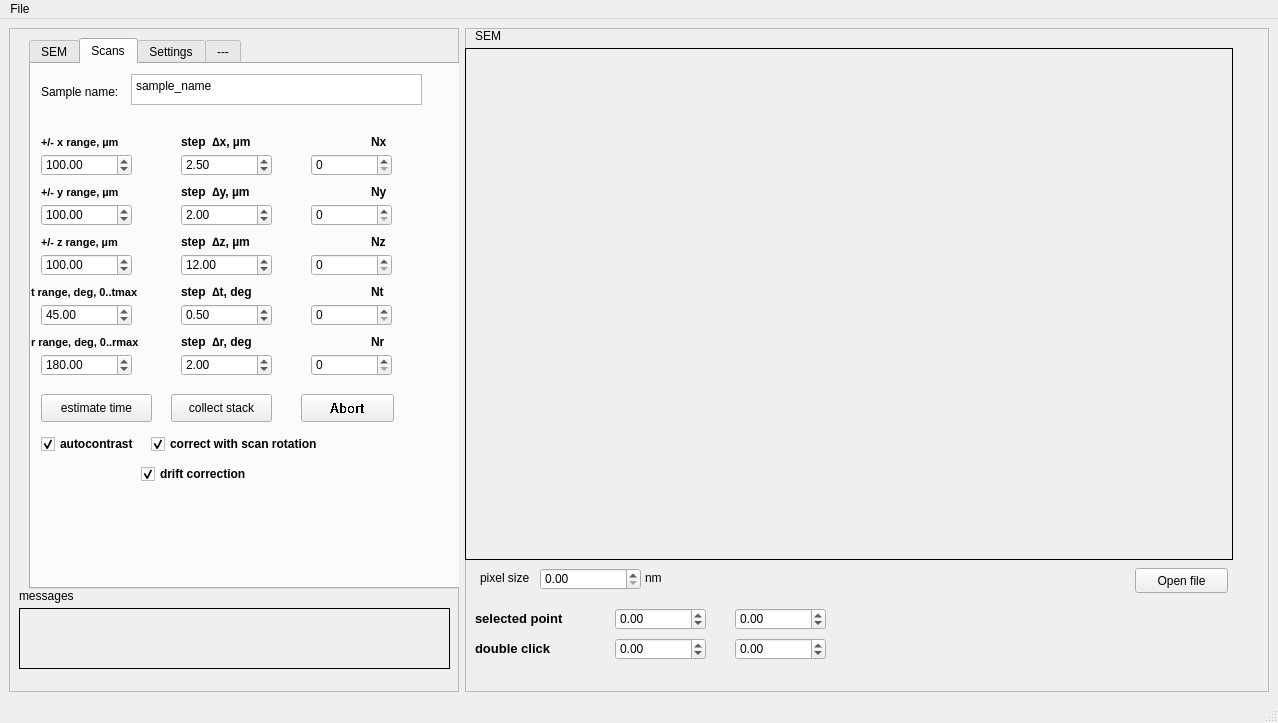
First picture: the form in qtdesigner_files/main_gui.ui, repository gorliks/EBSD_ECCI, before the edit.
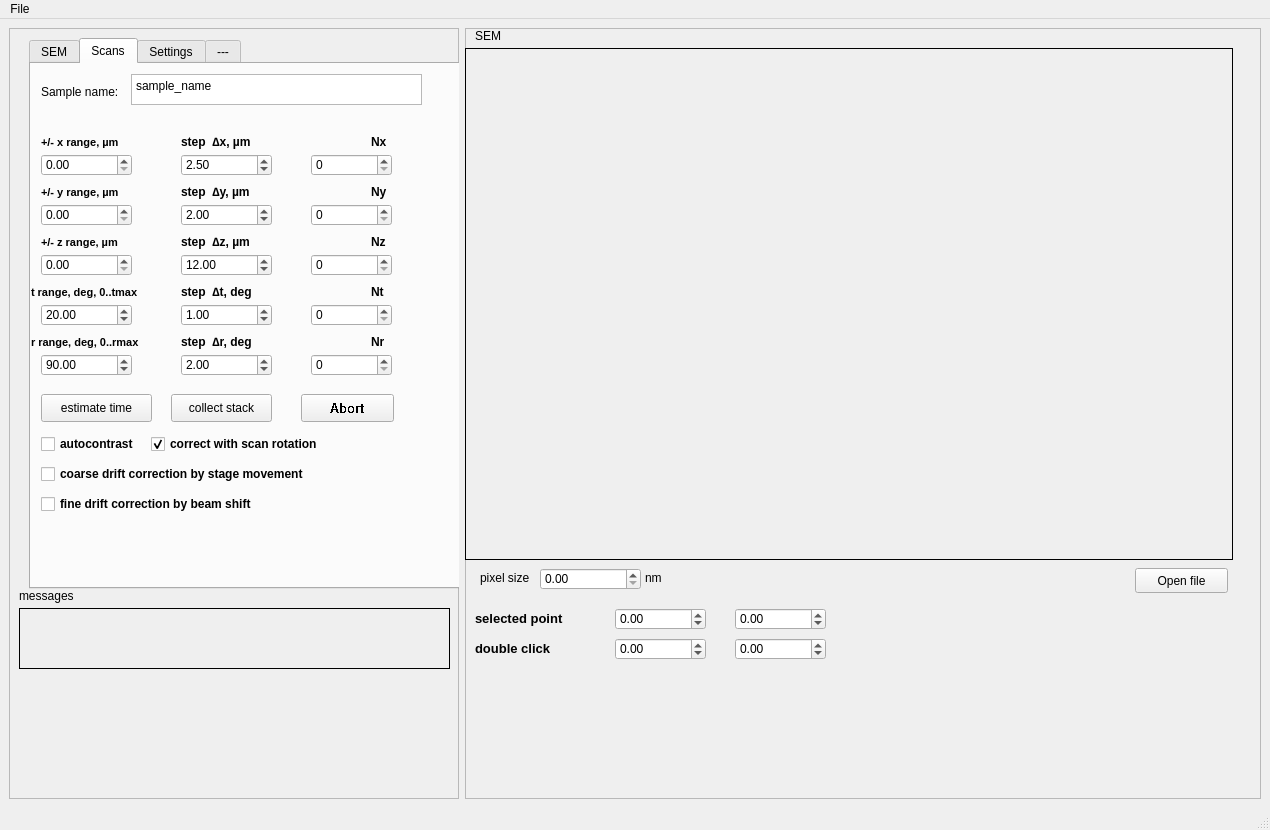
Second picture: the form after the edit. The open tabs and pages were chosen to show the change.

Commit message: stage/beam shift correction, long scan modified, tests with new images

```diff
--- a/qtdesigner_files/main_gui.ui
+++ b/qtdesigner_files/main_gui.ui
@@ -6,8 +6,8 @@
    <rect>
     <x>0</x>
     <y>0</y>
-    <width>1278</width>
-    <height>723</height>
+    <width>1270</width>
+    <height>830</height>
    </rect>
   </property>
   <property name="windowTitle">
@@ -87,6 +87,9 @@
        </property>
       </widget>
       <widget class="QTabWidget" name="tabWidget">
+       <property name="enabled">
+        <bool>true</bool>
+       </property>
        <property name="geometry">
         <rect>
          <x>20</x>
@@ -943,7 +946,7 @@
           <double>100000000.000000000000000</double>
          </property>
          <property name="value">
-          <double>100.000000000000000</double>
+          <double>0.000000000000000</double>
          </property>
         </widget>
         <widget class="QDoubleSpinBox" name="doubleSpinBox_x_step">
@@ -1023,7 +1026,7 @@
           <double>100000000.000000000000000</double>
          </property>
          <property name="value">
-          <double>100.000000000000000</double>
+          <double>0.000000000000000</double>
          </property>
         </widget>
         <widget class="QLabel" name="label_55">
@@ -1126,7 +1129,7 @@
           <double>100000000.000000000000000</double>
          </property>
          <property name="value">
-          <double>100.000000000000000</double>
+          <double>0.000000000000000</double>
          </property>
         </widget>
         <widget class="QLabel" name="label_58">
@@ -1213,7 +1216,7 @@
           <double>100000000.000000000000000</double>
          </property>
          <property name="value">
-          <double>0.500000000000000</double>
+          <double>1.000000000000000</double>
          </property>
         </widget>
         <widget class="QSpinBox" name="spinBox_Nt">
@@ -1280,7 +1283,7 @@
           <double>100000000.000000000000000</double>
          </property>
          <property name="value">
-          <double>45.000000000000000</double>
+          <double>20.000000000000000</double>
          </property>
         </widget>
         <widget class="QLabel" name="label_63">
@@ -1316,7 +1319,7 @@
           <double>100000000.000000000000000</double>
          </property>
          <property name="value">
-          <double>180.000000000000000</double>
+          <double>90.000000000000000</double>
          </property>
         </widget>
         <widget class="QLabel" name="label_64">
@@ -1460,7 +1463,7 @@
           <string>autocontrast</string>
          </property>
          <property name="checked">
-          <bool>true</bool>
+          <bool>false</bool>
          </property>
         </widget>
         <widget class="QLabel" name="label_x">
@@ -1531,9 +1534,9 @@
         <widget class="QCheckBox" name="checkBox_drif_correction">
          <property name="geometry">
           <rect>
-           <x>110</x>
+           <x>10</x>
            <y>400</y>
-           <width>131</width>
+           <width>311</width>
            <height>20</height>
           </rect>
          </property>
@@ -1544,10 +1547,32 @@
           </font>
          </property>
          <property name="text">
-          <string>drift correction</string>
+          <string>coarse drift correction by stage movement</string>
          </property>
          <property name="checked">
-          <bool>true</bool>
+          <bool>false</bool>
+         </property>
+        </widget>
+        <widget class="QCheckBox" name="checkBox_beam_shift_drift_correction">
+         <property name="geometry">
+          <rect>
+           <x>10</x>
+           <y>430</y>
+           <width>311</width>
+           <height>20</height>
+          </rect>
+         </property>
+         <property name="font">
+          <font>
+           <weight>75</weight>
+           <bold>true</bold>
+          </font>
+         </property>
+         <property name="text">
+          <string>fine drift correction by beam shift</string>
+         </property>
+         <property name="checked">
+          <bool>false</bool>
          </property>
         </widget>
        </widget>
@@ -2527,7 +2552,7 @@
     <rect>
      <x>0</x>
      <y>0</y>
-     <width>1278</width>
+     <width>1270</width>
      <height>26</height>
     </rect>
    </property>
```
Left out of the diff: 25 changed lines with no effect on the pictures. The commit also changes 18 other files.
